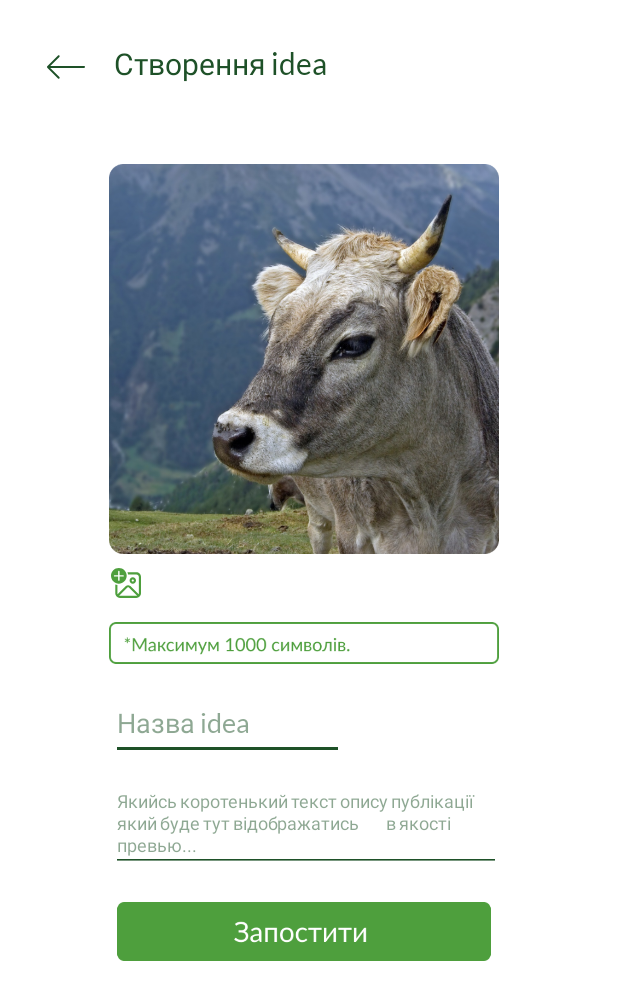
After one commit to marfushhaaa/NewEcoYouSocialMedia, an Android app: the CreateIdeaActivity screen opened directly, with no data from a screen before it, on a phone screen of 412 x 824 dp. The commit adds this screen. Shown: the top 1000 px of the screen. Run offline under Robolectric (Android 15) with nearby library versions, the phone set to English and light mode, and no system bars; our stand-ins replace Firebase (no records; nobody signed in at launch, a user with empty details on screens opened directly).

```diff
--- a/app/src/main/AndroidManifest.xml
+++ b/app/src/main/AndroidManifest.xml
@@ -49,6 +49,9 @@
         <activity android:name=".CreateChallengeActivity"
             android:screenOrientation="portrait"
             />
+        <activity android:name=".CreateIdeaActivity"
+            android:screenOrientation="portrait"
+            />
     </application>
 
 
--- /dev/null
+++ b/app/src/main/java/socialmedia/prosperity/newecosocialmedia/CreateIdeaActivity.java
@@ -0,0 +1,163 @@
+package socialmedia.prosperity.newecosocialmedia;
+
+import android.content.Intent;
+import android.graphics.Bitmap;
+import android.net.Uri;
+import android.os.Bundle;
+import android.provider.MediaStore;
+import android.util.Log;
+import android.view.View;
+import android.widget.EditText;
+import android.widget.ImageView;
+import android.widget.ScrollView;
+import android.widget.Toast;
+
+import androidx.annotation.Nullable;
+import androidx.appcompat.app.AppCompatActivity;
+
+import com.google.android.gms.tasks.OnSuccessListener;
+import com.google.firebase.auth.FirebaseAuth;
+import com.google.firebase.database.FirebaseDatabase;
+import com.google.firebase.storage.FirebaseStorage;
+import com.google.firebase.storage.StorageReference;
+import com.google.firebase.storage.UploadTask;
+
+import java.io.IOException;
+import java.text.SimpleDateFormat;
+import java.util.Date;
+import java.util.Locale;
+import java.util.UUID;
+
+public class CreateIdeaActivity extends AppCompatActivity {
+    ImageView back_button, post_button, addImage_button, postIcon;
+    ScrollView scrollView;
+    EditText name_idea, bio_idea;
+    private Uri filePath;
+
+    String TAG = "brainfuck";
+    private final int PICK_IMAGE_REQUEST = 22;
+    FirebaseStorage storage;
+    StorageReference storageReference;
+    FirebaseAuth mAuth;
+    String ideaIdKey;
+
+    @Override
+    protected void onCreate(@Nullable Bundle savedInstanceState) {
+        super.onCreate(savedInstanceState);
+        setContentView(R.layout.add_idea_screen);
+
+        post_button = findViewById(R.id.post_an_idea_button);
+        addImage_button = findViewById(R.id.add_idea_image_button);
+        name_idea = findViewById(R.id.create_idea_name);
+        bio_idea = findViewById(R.id.create_idea_text);
+        storage = FirebaseStorage.getInstance();
+        storageReference = storage.getReference();
+        mAuth = FirebaseAuth.getInstance();
+        postIcon = findViewById(R.id.post_img);
+        ideaIdKey = UUID.randomUUID().toString();
+
+
+        post_button.setOnClickListener(new View.OnClickListener() {
+            @Override
+            public void onClick(View view) {
+                Log.d(TAG, "onClick: click");
+                uploadImage(name_idea, bio_idea);
+//                changeFragment(new HomePageFragment());
+                // change activity to main
+
+            }
+        });
+
+        addImage_button.setOnClickListener(new View.OnClickListener() {
+            @Override
+            public void onClick(View view) {
+                selectImage();
+            }
+        });
+
+        back_button = findViewById(R.id.back_button_idea);
+        back_button.setOnClickListener(new View.OnClickListener() {
+            @Override
+            public void onClick(View view) {
+                changeActivity();
+            }
+        });
+    }
+
+    public void selectImage() {
+        // Defining Implicit Intent to mobile gallery
+        Intent intent = new Intent();
+        intent.setType("image/*");
+        intent.setAction(Intent.ACTION_GET_CONTENT);
+        startActivityForResult(Intent.createChooser(intent, "Select Image from here..."), PICK_IMAGE_REQUEST);
+    }
+
+    public void uploadImage(EditText editTextName, EditText editTextText) {
+        String name = editTextName.getText().toString().trim();
+        String text = editTextText.getText().toString().trim();
+        String dateCreation = new SimpleDateFormat("dd.MM.yyyy", Locale.getDefault()).format(new Date());
+        String userCreated = mAuth.getCurrentUser().getUid();
+        if (name.isEmpty()) {
+            editTextName.setError("Write your name!");
+            editTextName.requestFocus();
+            return;
+        }
+        if (text.isEmpty()) {
+            editTextText.setError("Write your hashtag!");
+            editTextText.requestFocus();
+            return;
+        }
+        if (filePath != null) {
+            //post id, future path
+
+            // Defining the child of storageReference
+            StorageReference ref = storageReference.child("ideas/"+ ideaIdKey);
+            Idea idea = new Idea(name, text, ideaIdKey, userCreated);
+            FirebaseDatabase.getInstance().getReference("Ideas/" + ideaIdKey)
+                    .setValue(idea);
+            // adding listeners on upload
+            // or failure of image
+            ref.putFile(filePath)
+                    .addOnSuccessListener(new OnSuccessListener<UploadTask.TaskSnapshot>() {
+                        @Override
+                        public void onSuccess(UploadTask.TaskSnapshot taskSnapshot) {
+                            Toast.makeText(getApplicationContext(),"Idea posted!", Toast.LENGTH_LONG).show();
+                            changeActivity();
+                        }
+                    })
+
+
+            ;
+        }
+    }
+
+    protected void onActivityResult(int requestCode, int resultCode, Intent data) {
+
+        super.onActivityResult(requestCode, resultCode, data);
+
+        // checking request code and result code
+        // if request code is PICK_IMAGE_REQUEST and resultCode is RESULT_OK
+        // then set image in the image view
+        if (requestCode == PICK_IMAGE_REQUEST && resultCode == RESULT_OK && data != null && data.getData() != null) {
+            // Get the Uri of data
+            filePath = data.getData();
+            try {
+                // Setting image on image view using Bitmap
+                Bitmap bitmap = MediaStore.Images.Media.getBitmap(getContentResolver(), filePath);
+                postIcon.setImageBitmap(bitmap);
+            }
+
+            catch (IOException e) {
+                // Log the exception
+                e.printStackTrace();
+            }
+        }
+    }
+    private void changeActivity(){
+        Intent intent = new Intent(CreateIdeaActivity.this,  MainActivity.class);
+        intent.putExtra("ideaIdKey", ideaIdKey);
+        startActivity(intent);
+        overridePendingTransition(R.anim.fade_in, R.anim.fade_out);
+        finish();
+    }
+}
--- /dev/null
+++ b/app/src/main/res/layout/add_idea_screen.xml
@@ -0,0 +1,161 @@
+<?xml version="1.0" encoding="utf-8"?>
+<LinearLayout xmlns:android="http://schemas.android.com/apk/res/android"
+    xmlns:app="http://schemas.android.com/apk/res-auto"
+    xmlns:tools="http://schemas.android.com/tools"
+    android:layout_width="match_parent"
+    android:layout_height="match_parent"
+    android:background="@color/white">
+
+    <LinearLayout
+        android:layout_width="match_parent"
+        android:layout_height="wrap_content"
+        android:layout_marginTop="0dp"
+        android:layout_marginBottom="0dp"
+        android:orientation="vertical">
+
+        <LinearLayout
+            android:id="@+id/linearLayout2"
+            android:layout_width="match_parent"
+            android:layout_height="wrap_content"
+            android:orientation="horizontal">
+
+            <ImageView
+                android:id="@+id/back_button_idea"
+                android:layout_width="25dp"
+                android:layout_height="25dp"
+                android:layout_marginStart="31dp"
+                android:layout_marginTop="32dp"
+                app:srcCompat="@drawable/ic_back_dark_arrow_icon"
+                tools:layout_editor_absoluteX="7dp" />
+
+            <TextView
+                android:id="@+id/some_id"
+                android:layout_width="wrap_content"
+                android:layout_height="wrap_content"
+                android:layout_marginStart="19dp"
+                android:layout_marginTop="30dp"
+                android:fontFamily="@font/lato_regular"
+                android:gravity="center_horizontal|top"
+                android:text="Створення idea"
+                android:textColor="#1E5128"
+                android:textSize="20sp"
+                app:layout_constraintBottom_toTopOf="@+id/editTextTextPersonName"
+                app:layout_constraintEnd_toEndOf="@+id/rectangle_3"
+                app:layout_constraintHorizontal_bias="0.504"
+                app:layout_constraintStart_toStartOf="@+id/rectangle_3"
+                app:layout_constraintTop_toTopOf="@+id/rectangle_3"
+                app:layout_constraintVertical_bias="0.0" />
+        </LinearLayout>
+
+        <LinearLayout
+            android:layout_width="290dp"
+            android:layout_height="650dp"
+            android:layout_marginStart="58dp"
+            android:layout_marginTop="52dp"
+            android:layout_marginEnd="58dp"
+            android:layout_marginBottom="66dp"
+            android:gravity="center|fill_vertical"
+            android:orientation="vertical">
+
+            <ScrollView
+                android:layout_width="wrap_content"
+                android:layout_height="wrap_content"
+                android:backgroundTint="@color/dark_green">
+
+                <LinearLayout
+                    android:layout_width="match_parent"
+                    android:layout_height="wrap_content"
+                    android:orientation="vertical">
+
+                    <ImageView
+                        android:id="@+id/post_img"
+                        android:layout_width="260dp"
+                        android:layout_height="260dp"
+                        android:layout_gravity="center"
+                        app:srcCompat="@drawable/image_area_post" />
+
+                    <ImageView
+                        android:id="@+id/add_idea_image_button"
+                        android:layout_width="20dp"
+                        android:layout_height="20dp"
+                        android:layout_marginStart="2dp"
+                        android:layout_marginTop="9dp"
+                        app:srcCompat="@drawable/ic_add_photo_icon" />
+
+                    <ImageView
+                        android:id="@+id/imageView21"
+                        android:layout_width="260dp"
+                        android:layout_height="33dp"
+                        android:layout_gravity="center"
+                        android:layout_marginTop="13dp"
+                        app:srcCompat="@drawable/group_125" />
+
+                    <EditText
+                        android:id="@+id/create_idea_name"
+                        android:layout_width="155dp"
+                        android:layout_height="48dp"
+                        android:layout_marginStart="2dp"
+                        android:layout_marginTop="13dp"
+                        android:autofillHints=""
+                        android:backgroundTint="@color/dark_green"
+                        android:fontFamily="@font/lato_regular"
+                        android:hint="Назва idea"
+                        android:inputType="text"
+                        android:maxEms="25"
+                        android:textColor="@color/dark_green"
+                        android:textColorHighlight="#701E5128"
+                        android:textColorHint="#801E5128"
+                        android:textColorLink="@color/dark_green"
+                        android:textSize="18sp"
+                        app:layout_constraintBottom_toTopOf="@+id/editTextTextPersonName"
+                        app:layout_constraintEnd_toEndOf="@+id/rectangle_3"
+                        app:layout_constraintHorizontal_bias="0.504"
+                        app:layout_constraintStart_toStartOf="@+id/rectangle_3"
+                        app:layout_constraintTop_toTopOf="@+id/rectangle_3"
+                        app:layout_constraintVertical_bias="0.0" />
+
+                    <EditText
+                        android:id="@+id/create_idea_text"
+                        android:layout_width="260dp"
+                        android:layout_height="wrap_content"
+                        android:layout_marginStart="2dp"
+                        android:layout_marginTop="10dp"
+                        android:fontFamily="@font/lato_regular"
+                        android:gravity="center_horizontal|top"
+                        android:backgroundTint="@color/dark_green"
+                        android:hint="Якийсь коротенький текст опису публікації який буде тут відображатись
+        в якості превью... "
+                        android:maxEms="250"
+                        android:textAlignment="viewStart"
+                        android:textColor="@color/dark_green"
+                        android:textColorHighlight="#701E5128"
+                        android:textColorHint="#801E5128"
+                        android:textColorLink="@color/dark_green"
+                        android:textSize="12sp"
+                        app:layout_constraintBottom_toTopOf="@+id/editTextTextPersonName"
+                        app:layout_constraintEnd_toEndOf="@+id/rectangle_3"
+                        app:layout_constraintHorizontal_bias="0.504"
+                        app:layout_constraintStart_toStartOf="@+id/rectangle_3"
+                        app:layout_constraintTop_toTopOf="@+id/rectangle_3"
+                        app:layout_constraintVertical_bias="0.0"
+                        tools:ignore="RtlCompat" />
+
+                    <ImageView
+                        android:id="@+id/post_an_idea_button"
+                        android:layout_width="256dp"
+                        android:layout_height="39dp"
+                        android:layout_gravity="center"
+                        android:layout_marginTop="20dp"
+                        app:srcCompat="@drawable/group_126" >
+
+                    </ImageView>
+
+                </LinearLayout>
+            </ScrollView>
+
+        </LinearLayout>
+
+    </LinearLayout>
+
+
+</LinearLayout>
--- a/app/src/main/res/layout/home_fragment_screen.xml
+++ b/app/src/main/res/layout/home_fragment_screen.xml
@@ -90,13 +90,12 @@
             <RelativeLayout
                 android:layout_width="match_parent"
                 android:layout_height="wrap_content"
-                android:layout_marginTop="-2dp"
                 android:orientation="horizontal">
 
                 <androidx.recyclerview.widget.RecyclerView
                     android:id="@+id/recycler_view_ecoideas"
                     android:layout_width="match_parent"
-                    android:layout_height="match_parent"
+                    android:layout_height="113dp"
                     android:orientation="horizontal" />
             </RelativeLayout>
         </ScrollView>
```
Also changed, not shown: app/build.gradle (+4 -4 lines), app/src/main/java/socialmedia/prosperity/newecosocialmedia/HomePageFragment.java (+67 -21 lines), app/src/main/java/socialmedia/prosperity/newecosocialmedia/Idea.java (added, +58 -0 lines), app/src/main/java/socialmedia/prosperity/newecosocialmedia/MainActivity.java (+11 -0 lines).
